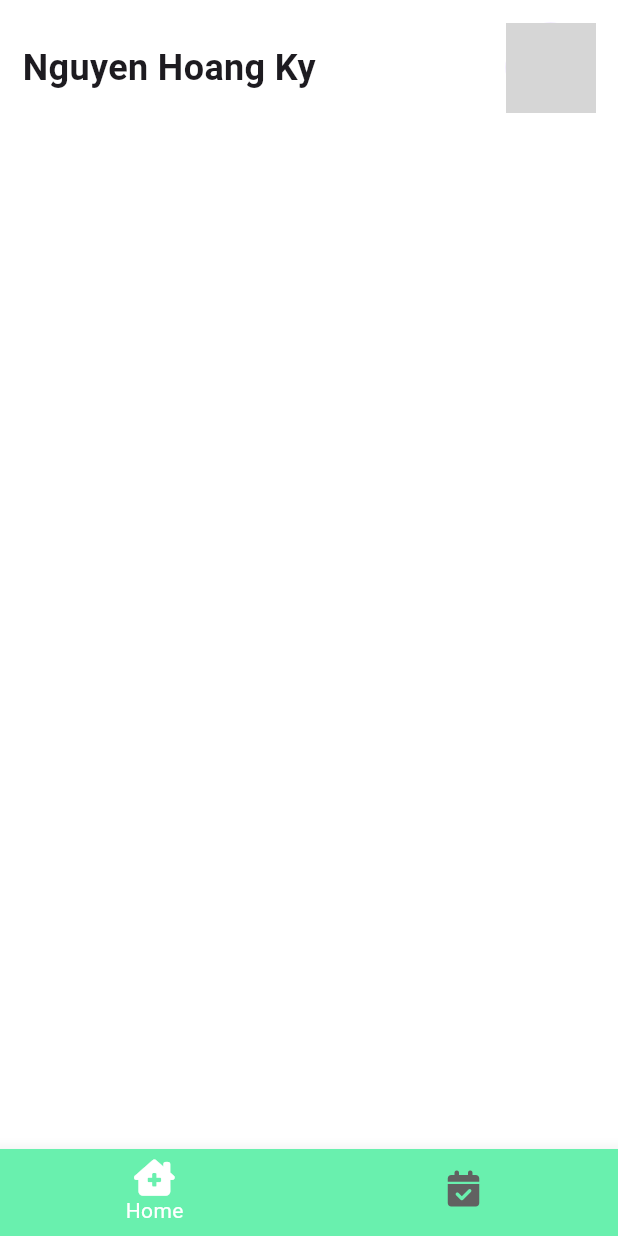
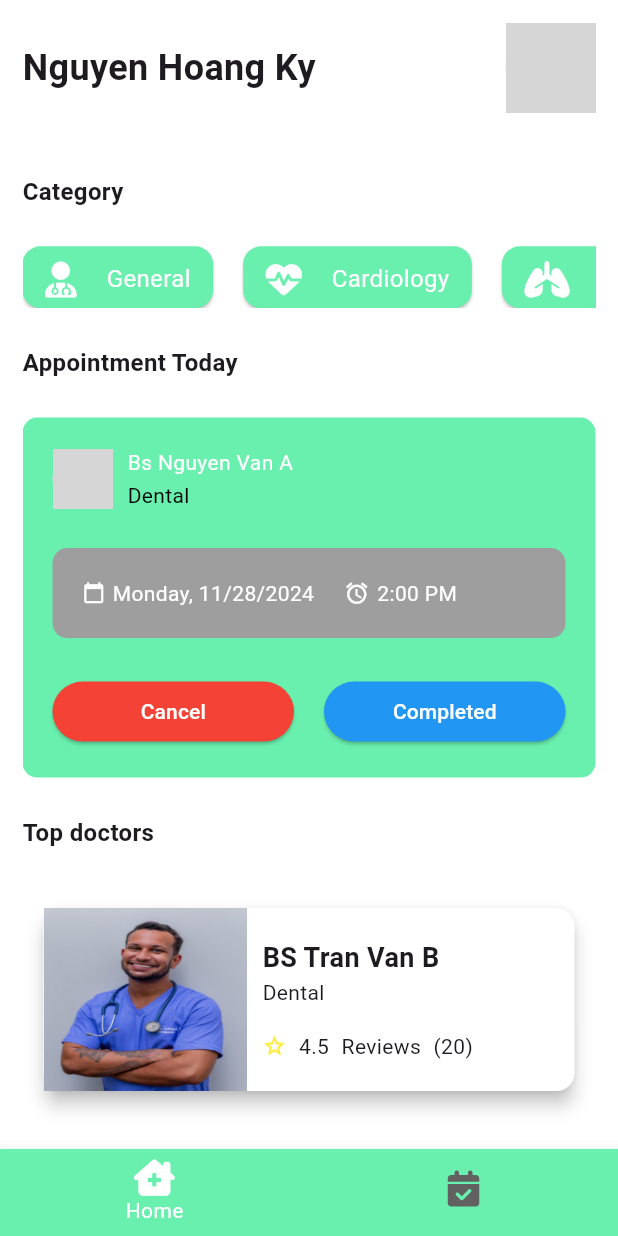
Before and after one commit to Broky2022/project_hospital_management, a Flutter app: the screen it shows after launch, after a tap on "Sign In", on a phone screen of 412 x 824 dp. Run offline on Flutter 3.47's test engine with Material 3 defaults, Android fonts, the phone set to English and light mode, and no system bars; our stand-ins replace font_awesome_flutter; grey boxes are pictures that could not be loaded.

Commit message:
da thiet ke xong

```diff
--- /dev/null
+++ b/lib/components/appointment_card.dart
@@ -0,0 +1,133 @@
+import 'package:flutter/material.dart';
+import 'package:project_hospital_management/utils/config.dart';
+
+class AppointmentCard extends StatefulWidget {
+  const AppointmentCard({Key? key}) : super(key: key);
+
+  @override
+  State<AppointmentCard> createState() => _AppointmentCardState();
+}
+
+class _AppointmentCardState extends State<AppointmentCard> {
+  @override
+  Widget build(BuildContext context) {
+    return Container(
+      width: double.infinity,
+      decoration: BoxDecoration(
+        color: Config.primaryColor,
+        borderRadius: BorderRadius.circular(10),
+      ),
+      child: Material(
+        color: Colors.transparent,
+        child: Padding(
+          padding: const EdgeInsets.all(20),
+          child: Column(
+            children: <Widget>[
+              Row(
+                children: [
+                  const CircleAvatar(
+                    backgroundImage:
+                    AssetImage('assets/doctor_1.png'),
+                  ),
+                  const SizedBox(width: 10,),
+                  Column(
+                    mainAxisAlignment: MainAxisAlignment.center,
+                    crossAxisAlignment: CrossAxisAlignment.start,
+                    children: const <Widget>[
+                      Text(
+                        'Bs Nguyen Van A', style: TextStyle(color: Colors.white),
+                      ),
+                      const SizedBox(
+                        height: 2,
+                      ),
+                      Text(
+                        'Dental', style: TextStyle(color: Colors.black),
+                      )
+                    ],
+                  ),
+                ],
+              ),
+              Config.spaceSmall,
+              const ScheduleCard(),
+              Config.spaceSmall,
+              //hanh dong cho cac button
+              Row(
+                mainAxisAlignment: MainAxisAlignment.spaceBetween,
+                children: [
+                  Expanded(
+                      child: ElevatedButton(
+                        style: ElevatedButton.styleFrom(
+                            backgroundColor: Colors.red,
+                        ),
+                        child: const Text(
+                          'Cancel', style: TextStyle(color: Colors.white),
+                        ),
+                        onPressed: () {},
+                      ),
+                  ),
+                  const SizedBox(width: 20,),
+                  Expanded(
+                    child: ElevatedButton(
+                      style: ElevatedButton.styleFrom(
+                          backgroundColor: Colors.blue,
+                      ),
+                      child: const Text(
+                        'Completed', style: TextStyle(color: Colors.white),
+                      ),
+                      onPressed: () {},
+                    ),
+                  ),
+                ],
+              )
+            ],
+          ),
+        ),
+      ),
+    );
+  }
+}
+
+class ScheduleCard extends StatelessWidget {
+  const ScheduleCard({Key? key}) : super(key: key);
+
+  @override
+  Widget build(BuildContext context) {
+    return Container(
+      decoration: BoxDecoration(
+        color: Colors.grey,
+        borderRadius: BorderRadius.circular(10),
+      ),
+      width: double.infinity,
+      padding: const EdgeInsets.all(20),
+      child: Row(
+        crossAxisAlignment: CrossAxisAlignment.center,
+        children: const <Widget>[
+          Icon(
+             Icons.calendar_today,
+            color: Colors.white,
+            size: 15,
+          ),
+
+          SizedBox(width: 5,),
+
+          Text(
+            'Monday, 11/28/2024',
+            style: const TextStyle(color: Colors.white),
+          ),
+
+          SizedBox(width: 20,),
+
+          Icon(
+            Icons.access_alarm,
+            color: Colors.white,
+            size: 17,
+          ),
+
+          SizedBox(width: 5,),
+
+          Flexible(child: Text('2:00 PM', style: TextStyle(color: Colors.white),))
+        ],
+      ),
+    );
+  }
+}
--- /dev/null
+++ b/lib/components/doctor_card.dart
@@ -0,0 +1,71 @@
+import 'package:flutter/material.dart';
+import 'package:project_hospital_management/utils/config.dart';
+
+class DoctorCard extends StatefulWidget {
+  const DoctorCard({Key? key}) : super(key: key);
+
+  @override
+  State<DoctorCard> createState() => _DoctorCardState();
+}
+
+class _DoctorCardState extends State<DoctorCard> {
+  @override
+  Widget build(BuildContext context) {
+    Config().init(context);
+    return Container(
+      padding: const EdgeInsets.symmetric(horizontal: 10, vertical: 10) ,
+      height: 150,
+      child: GestureDetector(
+        child: Card(
+          elevation: 5,
+          color: Colors.white,
+          child: Row(
+            children: [
+              SizedBox(
+                width: Config.widthSize * 0.33,
+                child: Image.asset('assets/doctor_2.jpg', fit: BoxFit.fill,),
+              ),
+              Flexible(child: Padding(
+                padding: const EdgeInsets.symmetric(horizontal: 10, vertical: 20),
+                child: Column(
+                  crossAxisAlignment: CrossAxisAlignment.start,
+                  children: <Widget>[
+                    const Text(
+                      'BS Tran Van B',
+                      style: TextStyle(
+                        fontSize: 18,
+                        fontWeight: FontWeight.bold,
+                      ),
+                    ),
+                    const Text(
+                      'Dental',
+                      style: TextStyle(
+                        fontSize: 14,
+                        fontWeight: FontWeight.normal,
+                      ),
+                    ),
+                    const Spacer(),
+                    Row(
+                      mainAxisAlignment: MainAxisAlignment.start,
+                      children: const <Widget>[
+                        Icon(Icons.star_border, color: Colors.yellow, size: 16,),
+                        Spacer(flex: 1,),
+                        Text('4.5'),
+                        Spacer(flex: 1,),
+                        Text('Reviews'),
+                        Spacer(flex: 1,),
+                        Text('(20)'),
+                        Spacer(flex: 7,),
+                      ],
+                    ),
+                  ],
+                ),
+              ),),
+            ],
+          ),
+        ),
+        onTap: () {},
+      ),
+    );
+  }
+}
--- a/lib/screens/home_page.dart
+++ b/lib/screens/home_page.dart
@@ -1,4 +1,7 @@
 import 'package:flutter/material.dart';
+import 'package:font_awesome_flutter/font_awesome_flutter.dart';
+import 'package:project_hospital_management/components/appointment_card.dart';
+import 'package:project_hospital_management/components/doctor_card.dart';
 import 'package:project_hospital_management/utils/config.dart';
 
 class HomePage extends StatefulWidget {
@@ -9,6 +12,33 @@ class HomePage extends StatefulWidget {
 }
 
 class _HomePageState extends State<HomePage>{
+  //Lap danh sach trong category
+  List<Map<String, dynamic>> medCat = [
+    {
+      "icon":FontAwesomeIcons.userDoctor,
+      "category":"General",
+    },
+    {
+      "icon":FontAwesomeIcons.heartPulse,
+      "category":"Cardiology",
+    },
+    {
+      "icon":FontAwesomeIcons.lungs,
+      "category":"Respirations",
+    },
+    {
+      "icon":FontAwesomeIcons.hand,
+      "category":"Dermatology",
+    },
+    {
+      "icon":FontAwesomeIcons.personPregnant,
+      "category":"Gynecology",
+    },
+    {
+      "icon":FontAwesomeIcons.teeth,
+      "category":"Dental",
+    },
+  ];
   @override
   Widget build(BuildContext context) {
     Config().init(context);
@@ -19,6 +49,7 @@ class _HomePageState extends State<HomePage>{
             vertical: 15,
           ),
           child: SafeArea(
+              child: SingleChildScrollView(
                 child: Column(
                   mainAxisAlignment: MainAxisAlignment.start,
                   crossAxisAlignment: CrossAxisAlignment.start,
@@ -36,12 +67,84 @@ class _HomePageState extends State<HomePage>{
                         SizedBox(
                           child: CircleAvatar(
                             radius: 30,
-                          backgroundImage: AssetImage('assets/profile1.png'),
+                            backgroundImage:
+                              AssetImage('assets/profile1.png'),
                           ),
                         )
                       ],
                     ),
+                    Config.spaceMedium,
+                    const Text(
+                      'Category',
+                      style: TextStyle(
+                        fontSize: 16,
+                        fontWeight: FontWeight.bold,
+                      ),
+                    ),
+                    Config.spaceSmall,
+                    SizedBox(
+                      height: Config.heightSize * 0.05,
+                      child: ListView(
+                        scrollDirection: Axis.horizontal,
+                        children: List<Widget>.generate(medCat.length, (index) {
+                          return Card(
+                            margin: const EdgeInsets.only(right: 20),
+                            color: Config.primaryColor,
+                            child: Padding(
+                              padding: const EdgeInsets.symmetric(
+                                  horizontal: 15, vertical: 10),
+                              child: Row(
+                                mainAxisAlignment: MainAxisAlignment.spaceAround,
+                                children: <Widget>[
+                                  FaIcon(
+                                    medCat[index]['icon'],
+                                    color: Colors.white,
+                                  ),
+                                  const SizedBox(
+                                    width: 20,
+                                  ),
+                                  Text(
+                                    medCat[index]['category'],
+                                    style: const TextStyle(
+                                      fontSize: 16,
+                                      color: Colors.white,
+                                    ),
+                                  ),
                                 ],
+                              ),
+                            ),
+                          );
+                        }),
+                      ),
+                    ),
+                    Config.spaceSmall,
+                    const Text(
+                      'Appointment Today',
+                      style: TextStyle(
+                        fontSize: 16,
+                        fontWeight: FontWeight.bold,
+                      ),
+                    ),
+                    Config.spaceSmall,
+
+                    AppointmentCard(),
+
+                    Config.spaceSmall,
+                    const Text(
+                      'Top doctors',
+                      style: TextStyle(
+                        fontSize: 16,
+                        fontWeight: FontWeight.bold,
+                      ),
+                    ),
+                    Config.spaceSmall,
+                    Column(
+                      children: List.generate(10, (index) {
+                        return DoctorCard();
+                      }),
+                    ),
+                  ],
+                ),
               ),
           ),
       ),
--- a/pubspec.yaml
+++ b/pubspec.yaml
@@ -19,4 +19,4 @@ dev_dependencies:
 flutter:
   uses-material-design: true
   assets:
-    - imgs/
+    - assets/
```
Lines whose indentation alone changed are shown as unchanged.
